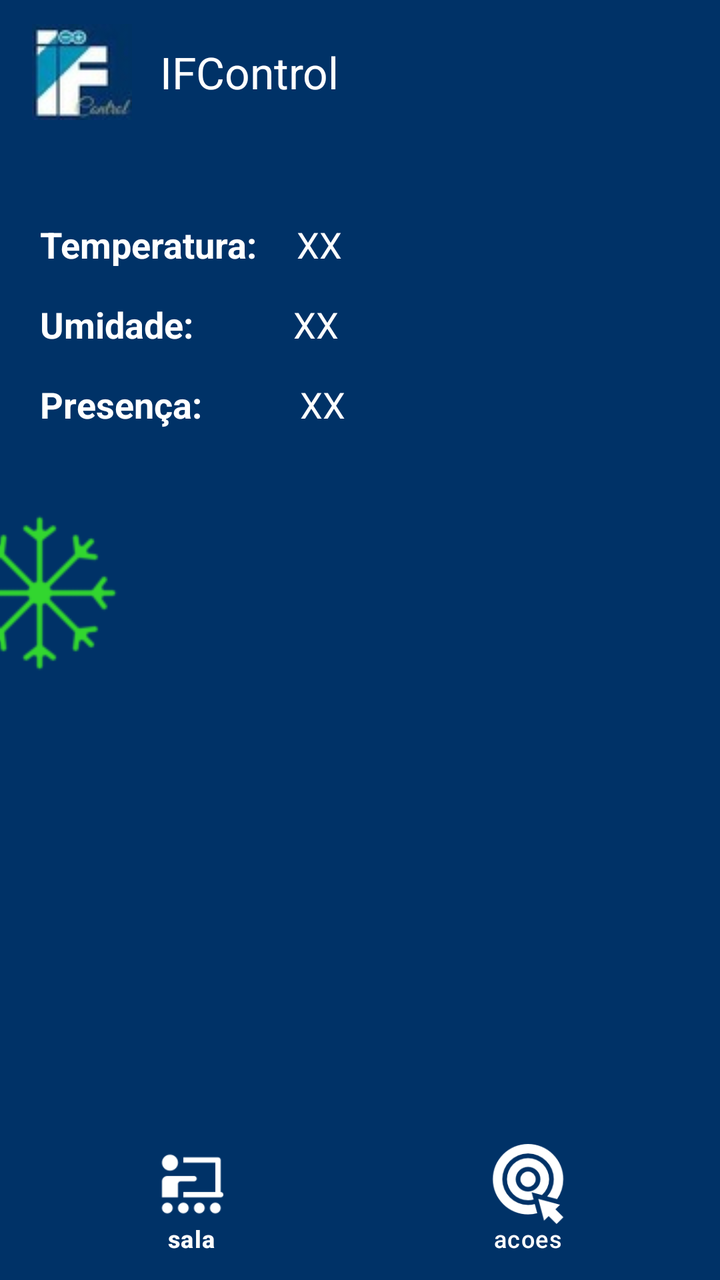
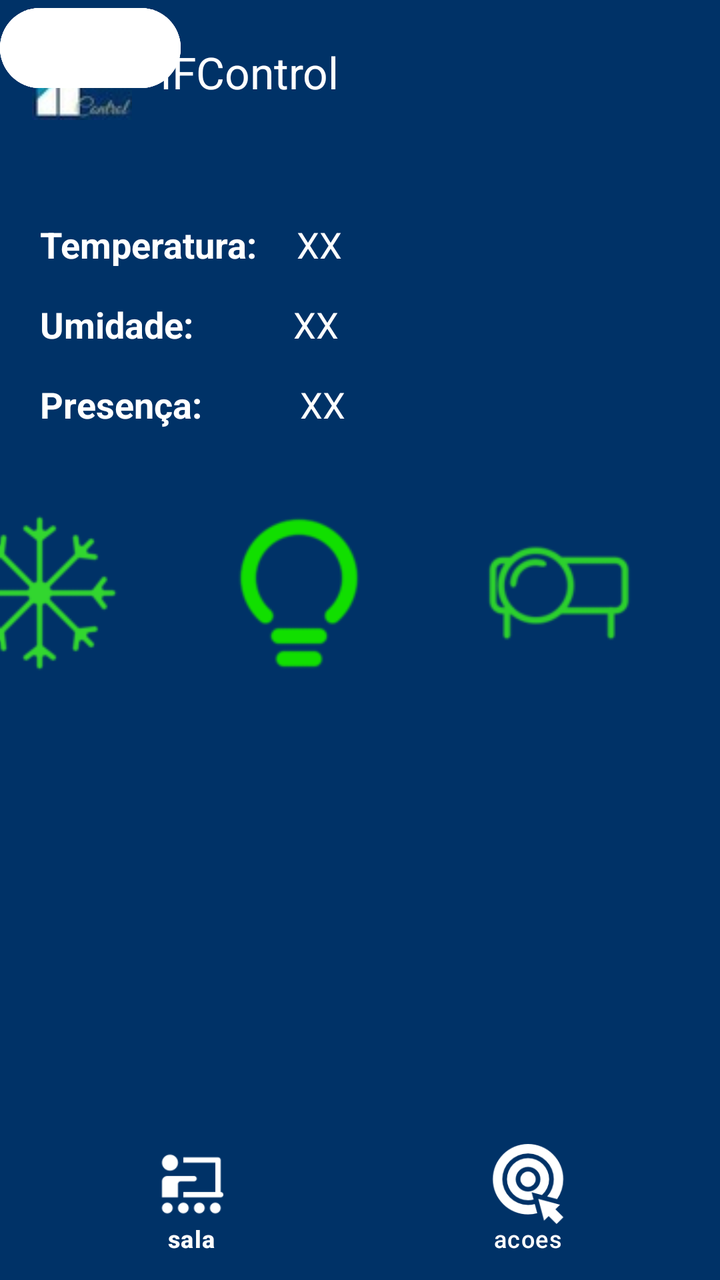

Compare the two renders of this Android layout. The source of the first and the diff that turns it into the second are given below.
<!-- AndroidManifest.xml: application theme Theme.IFControl3 -->
<!-- res/layout/activity_sala.xml -->
<?xml version="1.0" encoding="utf-8"?>
<androidx.constraintlayout.widget.ConstraintLayout xmlns:android="http://schemas.android.com/apk/res/android"
    xmlns:app="http://schemas.android.com/apk/res-auto"
    xmlns:tools="http://schemas.android.com/tools"
    android:layout_width="match_parent"
    android:layout_height="match_parent"
    android:background="@color/ifcontrolpanel"
    tools:context=".MenuActivity">

    <TextView
        android:id="@+id/labelTemp"
        android:layout_width="wrap_content"
        android:layout_height="wrap_content"
        android:layout_marginStart="20dp"
        android:layout_marginTop="110dp"
        android:text="Temperatura:"
        android:textColor="@color/white"
        android:textSize="18dp"
        android:textStyle="bold"
        app:layout_constraintStart_toStartOf="parent"
        app:layout_constraintTop_toTopOf="parent" />
    <TextView
        android:id="@+id/textViewSalaTemp"
        android:layout_width="wrap_content"
        android:layout_height="wrap_content"
        android:text="XX"
        android:textSize="18dp"
        android:paddingLeft="20dp"
        android:textColor="@color/white"
        app:layout_constraintBottom_toBottomOf="@id/labelTemp"
        app:layout_constraintStart_toEndOf="@id/labelTemp"/>

    <TextView
        android:id="@+id/labelUmi"
        android:layout_width="wrap_content"
        android:layout_height="wrap_content"
        android:layout_marginStart="20dp"
        android:layout_marginTop="150dp"
        android:text="Umidade:"
        android:textColor="@color/white"
        android:textSize="18dp"
        android:textStyle="bold"
        app:layout_constraintStart_toStartOf="parent"
        app:layout_constraintTop_toTopOf="parent" />
    <TextView
        android:id="@+id/textViewSalaUmi"
        android:layout_width="wrap_content"
        android:layout_height="wrap_content"
        android:text="XX"
        android:textSize="18dp"
        android:paddingLeft="50dp"
        android:textColor="@color/white"
        app:layout_constraintBottom_toBottomOf="@id/labelUmi"
        app:layout_constraintStart_toEndOf="@id/labelUmi"/>

    <TextView
        android:id="@+id/labelPres"
        android:layout_width="wrap_content"
        android:layout_height="wrap_content"
        android:layout_marginStart="20dp"
        android:layout_marginTop="190dp"
        android:text="Presença:"
        android:textColor="@color/white"
        android:textSize="18dp"
        android:textStyle="bold"
        app:layout_constraintStart_toStartOf="parent"
        app:layout_constraintTop_toTopOf="parent" />
    <TextView
        android:id="@+id/textViewSalaPres"
        android:layout_width="wrap_content"
        android:layout_height="wrap_content"
        android:text="XX"
        android:textSize="18dp"
        android:paddingLeft="49dp"
        android:textColor="@color/white"
        app:layout_constraintBottom_toBottomOf="@id/labelPres"
        app:layout_constraintStart_toEndOf="@id/labelPres"/>

    <ImageView
        android:id="@+id/buttonArCond"
        android:layout_width="81dp"
        android:layout_height="81dp"
        android:layout_marginTop="256dp"
        android:layout_marginEnd="300dp"
        android:src="@drawable/arcon_on"
        app:layout_constraintEnd_toEndOf="parent"
        app:layout_constraintTop_toTopOf="parent"/>

    <androidx.appcompat.widget.Toolbar
        android:id="@+id/toolbar"
        android:layout_width="match_parent"
        android:layout_height="wrap_content"
        android:layout_marginTop="4dp"
        android:background="?attr/colorPrimary"
        android:theme="@style/ThemeOverlay.AppCompat.Dark.ActionBar"
        app:layout_constraintTop_toTopOf="parent"
        app:logo="@drawable/ifcontrol3_logo"
        app:popupTheme="@style/ThemeOverlay.AppCompat.Light"
        app:title="IFControl"
        app:titleMarginStart="30dp"
        tools:layout_editor_absoluteX="0dp" />

    <com.google.android.material.bottomnavigation.BottomNavigationView
        android:id="@+id/bnv_botton"
        android:layout_width="match_parent"
        android:layout_height="wrap_content"
        android:padding="0dp"
        app:backgroundTint="@color/ifcontrolpanel"
        app:itemIconSize="40dp"
        app:itemIconTint="@color/white"
        app:itemTextColor="@color/white"
        app:labelVisibilityMode="labeled"
        app:layout_constraintBottom_toBottomOf="parent"
        app:layout_constraintEnd_toEndOf="parent"
        app:layout_constraintStart_toStartOf="parent"
        app:menu="@menu/bottom_tabs"/>
</androidx.constraintlayout.widget.ConstraintLayout>
<!-- resources referenced by this layout -->
<resources>
  <color name="ifcontrolpanel">#003267</color>
  <color name="white">#FFFFFFFF</color>
  <!-- drawable arcon_on: png bitmap (drawable, 2673 bytes) -->
  <!-- drawable ifcontrol3_logo: jpg bitmap (drawable, 1687 bytes) -->
  <style name="Theme.IFControl3" parent="Base.Theme.IFControl3" />
  <style name="Base.Theme.IFControl3" parent="Theme.Material3.DayNight.NoActionBar">
          <item name="colorPrimary">@color/ifcontrolpanel</item>
          <item name="android:actionMenuTextColor">@color/white</item>
          
          
      </style>
</resources>

<!-- the commit's change to res/layout/activity_sala.xml (unified diff, before → after) -->
@@ -86,6 +86,26 @@
         app:layout_constraintEnd_toEndOf="parent"
         app:layout_constraintTop_toTopOf="parent"/>
 
+    <ImageView
+        android:id="@+id/buttonLuz"
+        android:layout_width="81dp"
+        android:layout_height="81dp"
+        android:layout_marginTop="256dp"
+        android:layout_marginEnd="170dp"
+        android:src="@drawable/luz_on"
+        app:layout_constraintEnd_toEndOf="parent"
+        app:layout_constraintTop_toTopOf="parent"/>
+
+    <ImageView
+        android:id="@+id/buttonDS"
+        android:layout_width="81dp"
+        android:layout_height="81dp"
+        android:layout_marginTop="256dp"
+        android:layout_marginEnd="40dp"
+        android:src="@drawable/datashow_on"
+        app:layout_constraintEnd_toEndOf="parent"
+        app:layout_constraintTop_toTopOf="parent"/>
+
     <androidx.appcompat.widget.Toolbar
         android:id="@+id/toolbar"
         android:layout_width="match_parent"
@@ -114,4 +134,22 @@
         app:layout_constraintEnd_toEndOf="parent"
         app:layout_constraintStart_toStartOf="parent"
         app:menu="@menu/bottom_tabs"/>
+
+    <Button
+        android:id="@+id/button2"
+        android:layout_width="wrap_content"
+        android:layout_height="wrap_content"
+        android:backgroundTint="@color/white"
+        android:text="Button"
+        tools:layout_editor_absoluteX="69dp"
+        tools:layout_editor_absoluteY="413dp" />
+
+    <Button
+        android:id="@+id/button3"
+        android:layout_width="wrap_content"
+        android:layout_height="wrap_content"
+        android:backgroundTint="@color/white"
+        android:text="Button"
+        tools:layout_editor_absoluteX="241dp"
+        tools:layout_editor_absoluteY="413dp" />
 </androidx.constraintlayout.widget.ConstraintLayout>
<!-- resource entries referenced after the edit -->
@@ -3,7 +3,9 @@
   <color name="ifcontrolpanel">#003267</color>
   <color name="white">#FFFFFFFF</color>
   <!-- drawable arcon_on: png bitmap (drawable, 2673 bytes) -->
+  <!-- drawable datashow_on: png bitmap (drawable, 3829 bytes) -->
   <!-- drawable ifcontrol3_logo: jpg bitmap (drawable, 1687 bytes) -->
+  <!-- drawable luz_on: png bitmap (drawable, 4008 bytes) -->
   <style name="Theme.IFControl3" parent="Base.Theme.IFControl3" />
   <style name="Base.Theme.IFControl3" parent="Theme.Material3.DayNight.NoActionBar">
           <item name="colorPrimary">@color/ifcontrolpanel</item>
